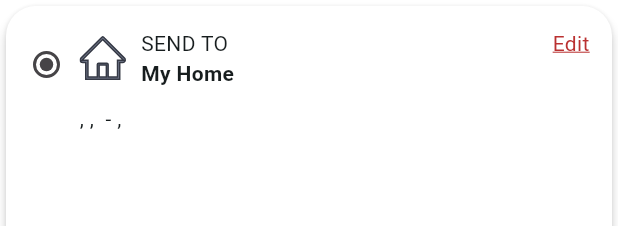
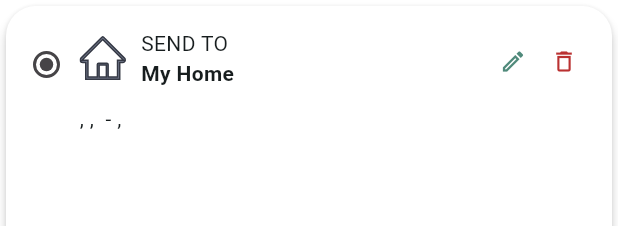
Before and after one commit to hupptechnologies/flutter-shopping-store, a Flutter app: the AddressCard widget shown alone on an empty page, opened directly with empty values, on a phone screen of 412 x 824 dp. Shown: the top 226 px of the screen. Run offline on Flutter 3.47's test engine with Material 3 defaults, Android fonts, the phone set to English and light mode, and no system bars; our stand-ins replace carousel_slider, cookie_jar, custom_rating_bar, dio, dio_cookie_manager, flutter_dash and 5 more; accounts and stored records are empty; network calls fail.

Commit message:
Edit or Delete icon button has been added to the address card.

```diff
--- a/lib/screens/profile/address/view/widget/address_card.dart
+++ b/lib/screens/profile/address/view/widget/address_card.dart
@@ -89,14 +89,28 @@ class AddressCard extends GetView<AddressController> {
                   ),
                 ),
               ),
-              const InkWell(
-                child: Text(
-                  'Edit',
-                  style: TextStyle(
-                    color: AppColors.offRed,
-                    decoration: TextDecoration.underline,
-                    decorationColor: AppColors.offRed,
-                  ),
+              IconButton(
+                onPressed: () => {print('Calling Edit Address')},
+                icon: const Icon(
+                  Icons.edit_outlined,
+                  size: 18,
+                  color: AppColors.lightGreen,
+                ),
+                visualDensity: const VisualDensity(
+                  horizontal: -4.0,
+                  vertical: -1.0,
+                ),
+              ),
+              IconButton(
+                onPressed: () => {print('Calling Delete Address')},
+                icon: const Icon(
+                  Icons.delete_outlined,
+                  size: 18,
+                  color: AppColors.offRed,
+                ),
+                visualDensity: const VisualDensity(
+                  horizontal: -4.0,
+                  vertical: -1.0,
                 ),
               ),
             ],
```
